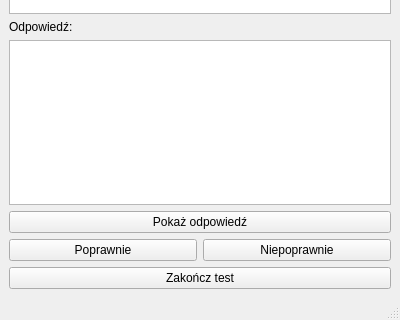
The window that src/ui_include/solvetestwindow.ui (bachanekkamil/ZPR) describes before a commit, drawn with Qt 5; both pictures show x 0 to 400 and y 180 to 500 of the 400 by 500 pixel window.
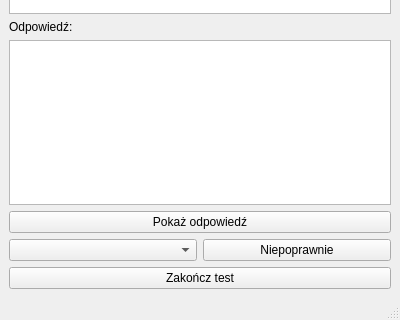
The same window after the commit.

```diff
--- a/src/ui_include/solvetestwindow.ui
+++ b/src/ui_include/solvetestwindow.ui
@@ -69,11 +69,7 @@
     <item>
      <layout class="QHBoxLayout" name="horizontalLayout_2">
       <item>
-       <widget class="QPushButton" name="pushButton_2">
-        <property name="text">
-         <string>Poprawnie</string>
-        </property>
-       </widget>
+       <widget class="QComboBox" name="comboBoxMark"/>
       </item>
       <item>
        <widget class="QPushButton" name="pushButton_3">
```
Left out of the diff: 22 changed lines with no effect on the pictures.
